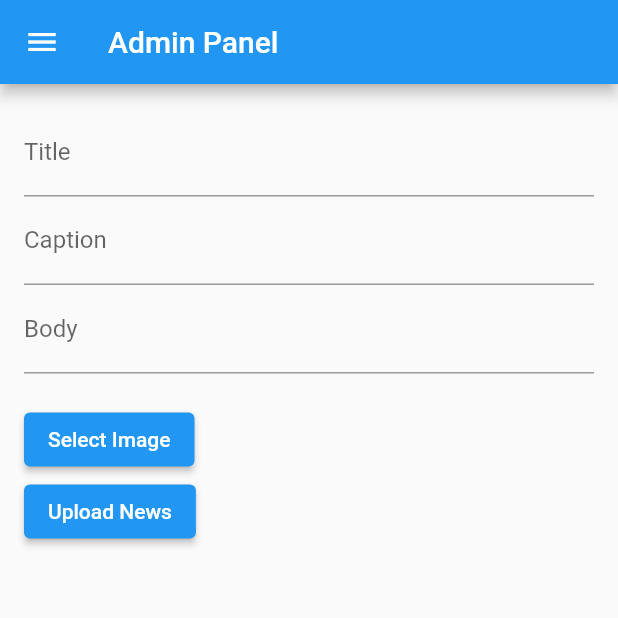
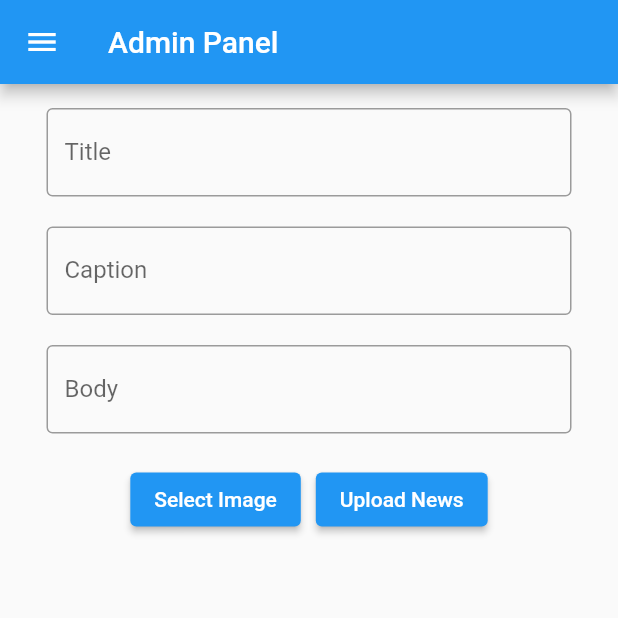
Before and after one commit to axmwithacamera/myapp, a Flutter app: the Admin screen opened directly, on a phone screen of 412 x 824 dp, the top half of it. Run offline on Flutter 3.47's test engine with Material 2 defaults, Android fonts, the phone set to English and light mode, and no system bars; our stand-ins replace image_picker.

Commit message:
body text area updated
changed the body text area a bit and changed the button layout

```diff
--- a/lib/admin.dart
+++ b/lib/admin.dart
@@ -2,6 +2,7 @@ import 'dart:io';
 
 import 'package:flutter/material.dart';
 import 'package:image_picker/image_picker.dart';
+import 'package:myapp/components/my_textfield.dart';
 import 'package:myapp/home.dart';
 import 'package:myapp/login.dart';
 import 'package:myapp/manage.dart';
@@ -137,25 +138,36 @@ class _AdminState extends State<Admin> {
           child: Column(
             crossAxisAlignment: CrossAxisAlignment.start,
             children: [
-              TextFormField(
+              MyTextField(
                 controller: titleController,
-                decoration: const InputDecoration(
                 labelText: 'Title',
+                hintText: 'Enter title',
+                obscureText: false,
               ),
+              const Padding(
+                padding: EdgeInsets.only(
+                    left: 15.0, right: 15.0, top: 10, bottom: 10),
               ),
-              TextFormField(
+              MyTextField(
                 controller: captionController,
-                decoration: const InputDecoration(
                 labelText: 'Caption',
+                hintText: 'Enter caption',
+                obscureText: false,
               ),
+              const Padding(
+                padding: EdgeInsets.only(
+                    left: 15.0, right: 15.0, top: 10, bottom: 10),
               ),
-              TextFormField(
+              MyTextField(
                 controller: bodyController,
-                decoration: const InputDecoration(
                 labelText: 'Body',
-                ),
+                hintText: 'Enter body text',
+                obscureText: false,
               ),
               const SizedBox(height: 20),
+              Row(
+                mainAxisAlignment: MainAxisAlignment.center,
+                children: [
                   ElevatedButton(
                     onPressed: () {
                       showModalBottomSheet(
@@ -189,9 +201,12 @@ class _AdminState extends State<Admin> {
                     },
                     child: const Text('Select Image'),
                   ),
+                  const SizedBox(width: 10),
                   ElevatedButton(
                     onPressed: _uploadNews,
                     child: const Text('Upload News'),
+                  ),
+                ],
               ),
             ],
           ),
```
Also changed, not shown: lib/manage.dart (+21 -12 lines). Lines whose indentation alone changed are shown as unchanged.
